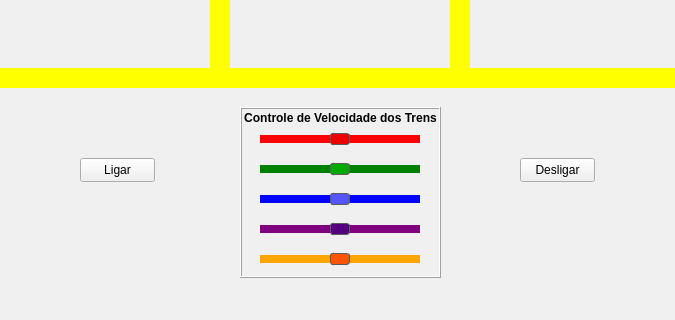
The window that mainwindow.ui (Bianca-Mirtes/Projeto_dos_Trens_SO) describes before a commit, drawn with Qt 5; both pictures show x 140 to 815 and y 342 to 662 of the 943 by 662 pixel window.
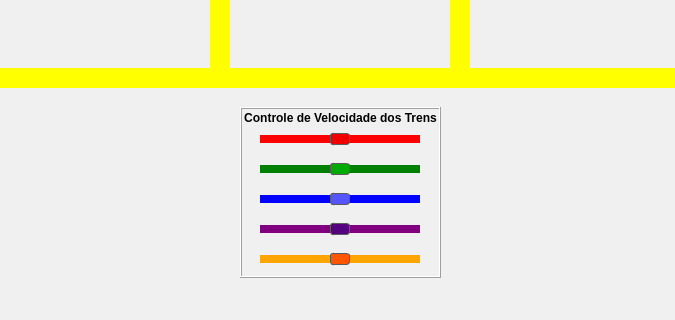
The same window after the commit. Icons and pictures are not drawn.

Patch:
```diff
--- a/mainwindow.ui
+++ b/mainwindow.ui
@@ -293,41 +293,6 @@
      <string>&lt;html&gt;&lt;head/&gt;&lt;body&gt;&lt;p align=&quot;center&quot;&gt;&lt;span style=&quot; color:#ffffff;&quot;&gt;T4&lt;/span&gt;&lt;/p&gt;&lt;/body&gt;&lt;/html&gt;</string>
     </property>
    </widget>
-   <widget class="QPushButton" name="terminar">
-    <property name="geometry">
-     <rect>
-      <x>660</x>
-      <y>500</y>
-      <width>75</width>
-      <height>24</height>
-     </rect>
-    </property>
-    <property name="cursor">
-     <cursorShape>PointingHandCursor</cursorShape>
-    </property>
-    <property name="text">
-     <string>Desligar</string>
-    </property>
-   </widget>
-   <widget class="QPushButton" name="iniciar">
-    <property name="geometry">
-     <rect>
-      <x>220</x>
-      <y>500</y>
-      <width>75</width>
-      <height>24</height>
-     </rect>
-    </property>
-    <property name="cursor">
-     <cursorShape>PointingHandCursor</cursorShape>
-    </property>
-    <property name="autoFillBackground">
-     <bool>false</bool>
-    </property>
-    <property name="text">
-     <string>Ligar</string>
-    </property>
-   </widget>
    <widget class="QLabel" name="trilho3">
     <property name="geometry">
      <rect>
```
Left out of the diff: 2 changed lines with no effect on the pictures.
